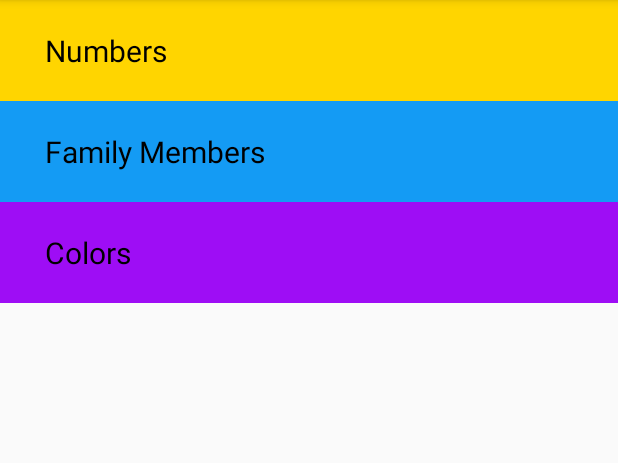
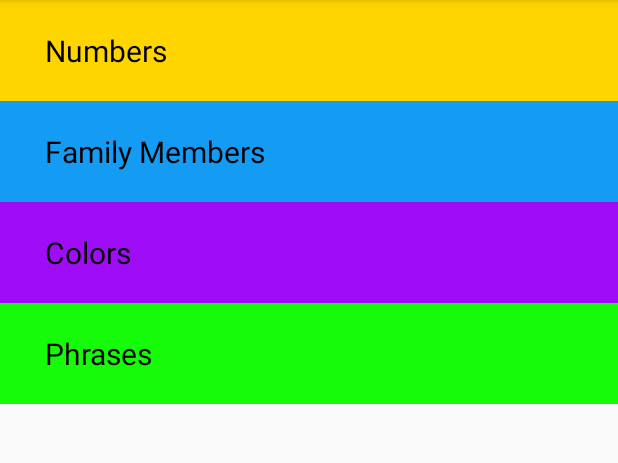
Before and after one commit to Aman16102000/Miwok_App, an Android app: the screen it shows after launch (MainActivity), on a phone screen of 412 x 824 dp, the part 84-547 px from its top. Run offline under Robolectric (Android 15) with nearby library versions, the phone set to English and light mode, and no system bars.

Commit message:
Final Commit with base code

```diff
--- a/app/src/main/AndroidManifest.xml
+++ b/app/src/main/AndroidManifest.xml
@@ -13,6 +13,7 @@
         <activity android:name=".Number_Activity" android:label="Numbers"></activity>
         <activity android:name=".family_activity" android:label="Family Members"/>
         <activity android:name=".color_activity" android:label="Colors"/>
+        <activity android:name=".phrases_activity" android:label="Phrases"/>
         <activity android:name=".MainActivity">
             <intent-filter>
                 <action android:name="android.intent.action.MAIN" />
--- a/app/src/main/java/com/example/hindivocal/MainActivity.java
+++ b/app/src/main/java/com/example/hindivocal/MainActivity.java
@@ -39,7 +39,14 @@ public class MainActivity extends AppCompatActivity {
                startActivity(colorIntent);
            }
        });
-
+        TextView pha=findViewById(R.id.pha);
+        pha.setOnClickListener(new View.OnClickListener(){
+            @Override
+            public void onClick(View view) {
+                Intent phrasesIntent=new Intent(MainActivity.this,phrases_activity.class);
+                startActivity(phrasesIntent);
+            }
+        });
     }
 //    public  void open_numbers(View view)
 //    {
--- a/app/src/main/res/layout/activity_main.xml
+++ b/app/src/main/res/layout/activity_main.xml
@@ -45,6 +45,19 @@
         android:textColor="#000000"
         android:id="@+id/col"
         />
+    <TextView
+        android:layout_width="match_parent"
+        android:layout_height="wrap_content"
+        android:text="Phrases"
+        android:background="#15FB09"
+        android:paddingLeft="30dp"
+        android:paddingTop="20dp"
+        android:paddingBottom="20dp"
+        android:textSize="20sp"
+        android:textColor="#000000"
+        android:id="@+id/pha"
+        />
+
 
 
 </LinearLayout>
--- /dev/null
+++ b/app/src/main/res/layout/phrases_activity.xml
@@ -0,0 +1,6 @@
+<?xml version="1.0" encoding="utf-8"?>
+<LinearLayout
+    xmlns:android="http://schemas.android.com/apk/res/android" android:layout_width="match_parent"
+    android:layout_height="match_parent">
+
+</LinearLayout>
```
Also changed, not shown: app/src/main/java/com/example/hindivocal/phrases_activity.java (added, +14 -0 lines).
